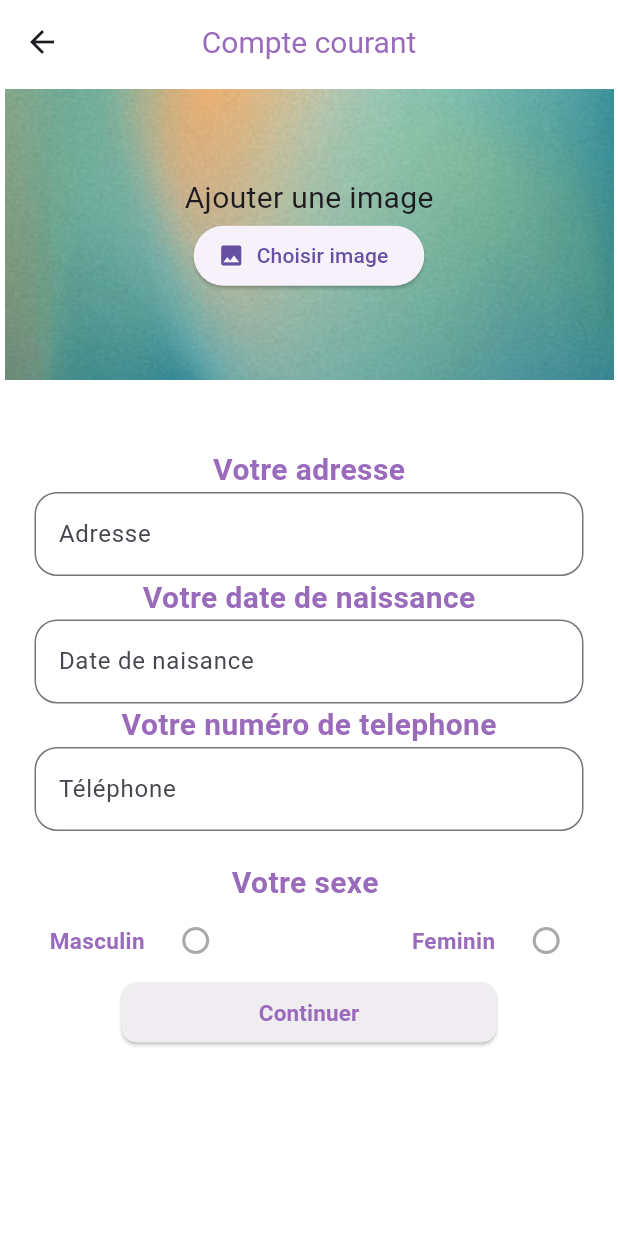
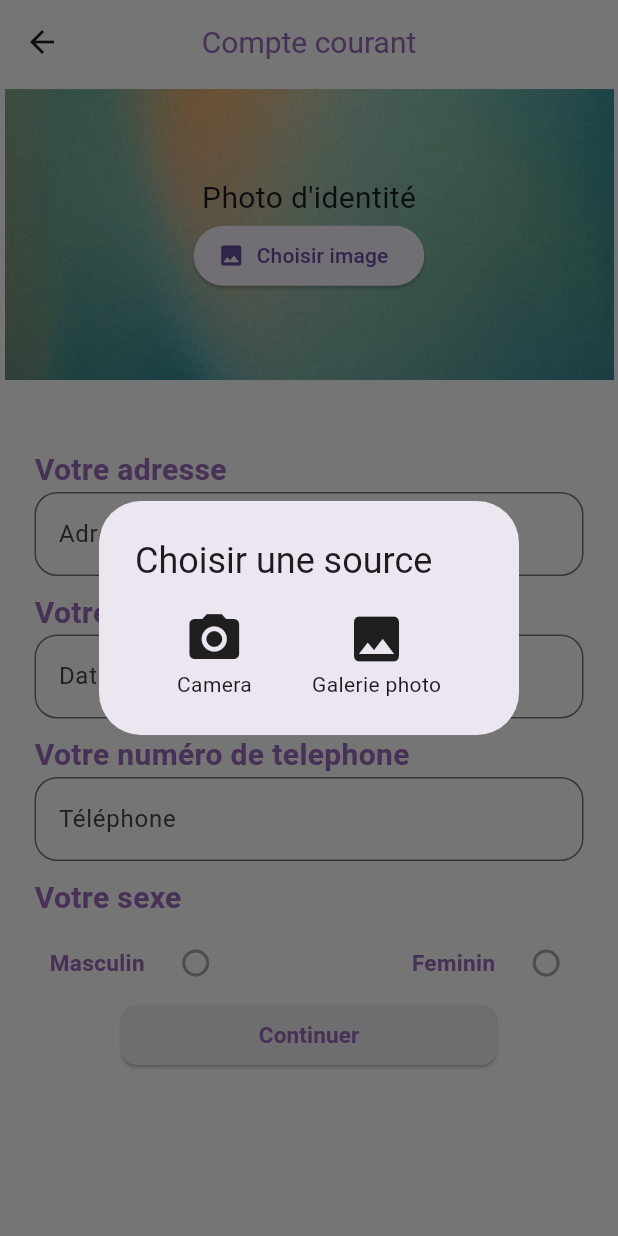
Before and after one commit to Moussa0082/mobile_solution_express, a Flutter app: the AskFormOneScreen screen opened directly, after a tap on "Choisir image", on a phone screen of 412 x 824 dp. Run offline on Flutter 3.47's test engine with Material 3 defaults, Android fonts, the light colour scheme and no system bars; our stand-ins replace carousel_slider, image_picker; Roboto replaces fonts that are missing (Poppins).

Commit message:
form as not finish

```diff
--- a/lib/Banques/AskFomrOneScreen.dart
+++ b/lib/Banques/AskFomrOneScreen.dart
@@ -56,6 +56,23 @@ class _AskFormOneScreenState extends State<AskFormOneScreen> {
     return File(imagePath).copy(image.path);
   }
 
+   Future<File?> getImage(ImageSource source) async {
+  final image = await ImagePicker().pickImage(source: source);
+  if (image == null) return null;
+
+  return File(image.path);
+}
+
+Future<void> _pickImage(ImageSource source) async {
+  final image = await getImage(source);
+  if (image != null) {
+    setState(() {
+      this.image = image;
+      imageSrc = image.path;
+    });
+  }
+}
+
   Future pickImages() async {
     try {
       final image = await ImagePicker().pickImage(source: ImageSource.gallery);
@@ -84,6 +101,51 @@ class _AskFormOneScreenState extends State<AskFormOneScreen> {
     super.initState();
   }
   List<String> visibilite = [];
+
+  Future<void> _showImageSourceDialog() async {
+  final BuildContext context = this.context;
+  return showDialog<void>(
+    context: context,
+    builder: (BuildContext context) {
+      return SizedBox(
+        height: 150,
+        child: AlertDialog(
+          title: Text('Choisir une source'),
+          content: Wrap(
+            alignment: WrapAlignment.center,
+            children: [
+              GestureDetector(
+                onTap: () {
+                  Navigator.pop(context); // Fermer le dialogue
+                  _pickImage(ImageSource.camera);
+                },
+                child: Column(
+                  children: [
+                    Icon(Icons.camera_alt, size: 40),
+                    Text('Camera'),
+                  ],
+                ),
+              ),
+              const SizedBox(width:40),
+              GestureDetector(
+                onTap: () {
+                  Navigator.pop(context); // Fermer le dialogue
+                  _pickImage(ImageSource.gallery);
+                },
+                child: Column(
+                  children: [
+                    Icon(Icons.image, size: 40),
+                    Text('Galerie photo'),
+                  ],
+                ),
+              ),
+            ],
+          ),
+        ),
+      );
+    },
+  );
+}
 
   @override
   Widget build(BuildContext context) {
@@ -121,7 +183,7 @@ class _AskFormOneScreenState extends State<AskFormOneScreen> {
                         mainAxisAlignment: MainAxisAlignment.center,
                         children: [
                           Text(
-                            'Ajouter une image',
+                            "Photo d'identité",
                             style: TextStyle(
                               fontSize: 20,
                               fontFamily: 'Poppins',
@@ -130,7 +192,7 @@ class _AskFormOneScreenState extends State<AskFormOneScreen> {
                           buildButton(
                             title: 'Choisir image',
                             icon: Icons.image,
-                            onClicked: () => pickImages(),
+                            onClicked: () => _showImageSourceDialog(),
                           ),
                         ],
                       ),
@@ -147,14 +209,15 @@ class _AskFormOneScreenState extends State<AskFormOneScreen> {
                     key: _formKey,
                     child: Column(children: <Widget>[
                       Column(
-                          // crossAxisAlignment: CrossAxisAlignment.start,
 
                           children: [
 
                             const SizedBox(height:10),
                             Column(
+                                crossAxisAlignment: CrossAxisAlignment.start,
                               children: [
                                 // label
+
                                 Positioned(
 
                                   child: Text('Votre adresse', style: TextStyle(fontWeight: FontWeight.bold, color: Color(0xFF9A6ABB), fontSize: 20),),
@@ -182,6 +245,7 @@ class _AskFormOneScreenState extends State<AskFormOneScreen> {
                     // onSaved: (val) => email = val!,
                   ),
                 //  fin textform field
+                const SizedBox(height:10),
                                 // label
                                 Positioned(
 
@@ -210,6 +274,7 @@ class _AskFormOneScreenState extends State<AskFormOneScreen> {
                     // onSaved: (val) => email = val!,
                   ),
                 //  fin textform field
+                const SizedBox(height:10),
                                 // label
                                 Positioned(
 
@@ -239,19 +304,20 @@ class _AskFormOneScreenState extends State<AskFormOneScreen> {
                   ),
                 //  fin textform field
 
+                  //radio button
+                         SizedBox(height: 10,),
 
-
+                                Positioned(child: const Text("Votre sexe ",style: TextStyle( fontWeight: FontWeight.bold,fontSize: 20, color: Color(0xFF9A6ABB)),)),
                               ],
                             ),
 
                             SizedBox(
-                              height: 15,
+                              height: 5,
                             ),
 
-                  //radio button
-                   SizedBox(height: 5,),
-                            const Text("Votre sexe ",style: TextStyle( fontWeight: FontWeight.bold,fontSize: 20, color: Color(0xFF9A6ABB)),),
+
                             Row(
+
                               children: [
                                 const SizedBox(width: 10,),
                                 Text("Masculin", style: TextStyle( fontWeight: FontWeight.bold,fontSize: 15, color: Color(0xFF9A6ABB)),),
@@ -362,3 +428,101 @@ class _ChoixPageState extends State<ChoixPage> {
     );
   }
 }
+
+
+
+
+
+/*
+Future<void> _showImageSourceDialog() async {
+  final BuildContext context = this.context; // Get the BuildContext from the current widget
+
+  return showDialog<void>(
+    context: context,
+    builder: (BuildContext context) {
+      return AlertDialog(
+        title: Text('Choisir une source'),
+        content: Row(
+          mainAxisAlignment: MainAxisAlignment.spaceAround,
+          children: [
+            GestureDetector(
+              onTap: () {
+                // Demander l'autorisation d'accéder à la caméra
+                // if (PermissionHandler().shouldShowRequestPermissionRationale(PermissionGroup.camera)) {
+                //   // L'utilisateur n'a pas encore été invité à accorder l'autorisation
+                //   // Demander l'autorisation
+                //   PermissionHandler().requestPermissions([PermissionGroup.camera]).then((permissions) {
+                //     if (permissions[PermissionGroup.camera] == PermissionStatus.granted) {
+                //       // L'autorisation a été accordée
+                //       _pickImage(ImageSource.camera);
+                //     } else {
+                //       // L'autorisation a été refusée
+                //       // Afficher un message d'erreur à l'utilisateur
+                //       // Afficher un message dans un Toast
+                //       Fluttertoast.showToast(
+                //         msg: "L'autorisation d'accéder à la caméra a été refusée",
+                //         toastLength: Toast.LENGTH_SHORT,
+                //         gravity: ToastGravity.CENTER,
+                //         backgroundColor: Colors.red,
+                //         textColor: Colors.white,
+                //       );
+                //     }
+                //   });
+                // } else {
+                  // L'utilisateur a déjà été invité à accorder l'autorisation
+                  // Prendre une photo sans demander l'autorisation
+                  _pickImage(ImageSource.camera);
+                // }
+              },
+              child: Column(
+                children: [
+                  Icon(Icons.camera_alt, size: 40),
+                  Text('Prendre une photo'),
+                ],
+              ),
+            ),
+            GestureDetector(
+              onTap: () {
+                // Demander l'autorisation d'accéder à la galerie
+                // if (PermissionHandler().shouldShowRequestPermissionRationale(PermissionGroup.photos)) {
+                //   // L'utilisateur n'a pas encore été invité à accorder l'autorisation
+                //   // Demander l'autorisation
+                //   PermissionHandler().requestPermissions([PermissionGroup.photos]).then((permissions) {
+                //     if (permissions[PermissionGroup.photos] == PermissionStatus.granted) {
+                //       // L'autorisation a été accordée
+                //       _pickImage(ImageSource.gallery);
+                //     } else {
+                //       // L'autorisation a été refusée
+                //       // Afficher un message d'erreur à l'utilisateur
+                //       // Afficher un message dans un Toast
+                //       Fluttertoast.showToast(
+                //         msg: "L'autorisation d'accéder à la galerie a été refusée",
+                //         toastLength: Toast.LENGTH_SHORT,
+                //         gravity: ToastGravity.CENTER,
+                //         backgroundColor: Colors.red,
+                //         textColor: Colors.white,
+                //       );
+                //     }
+                //   });
+                // } else {
+                  // L'utilisateur a déjà été invité à accorder l'autorisation
+                  // Prendre une photo sans demander l'autorisation
+                  _pickImage(ImageSource.gallery);
+                // }
+              },
+              child: Column(
+                children: [
+                  Icon(Icons.image, size: 40),
+                  Text('Choisir depuis la galerie'),
+                ],
+              ),
+            ),
+          ],
+        ),
+      );
+    },
+  );
+}
+
+
+*/
--- a/pubspec.yaml
+++ b/pubspec.yaml
@@ -33,13 +33,16 @@ dependencies:
     sdk: flutter
   image_picker: ^1.0.4
   path_provider: ^2.1.1
+  fluttertoast: ^8.2.4
+  permission_handler: ^11.0.1
 
 
   lottie: ^2.6.0
   carousel_slider: ^4.2.1
   flutter_carousel_widget: ^2.1.2
-  permission_handler: ^11.0.1
   provider: ^6.0.5
+
+
   # timezone: ^0.9.2
   # rxdart: ^0.27.5
   # path_provider: ^2.0.11
```
Also changed, not shown: lib/Banques/AskSuccess.dart (added, +29 -0 lines), pubspec.lock.
